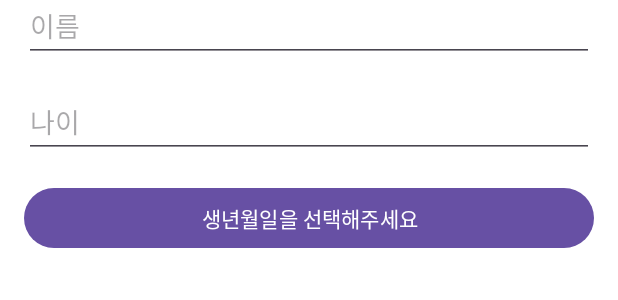
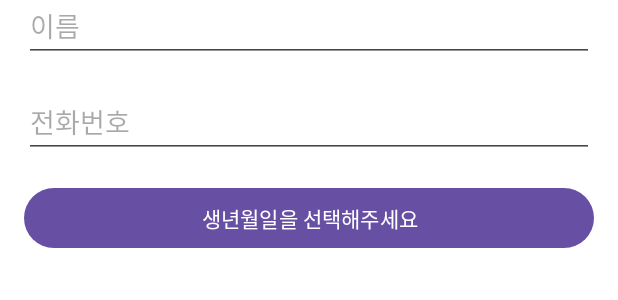
Before and after one commit to yooonzi040/CodingBear, an Android app: the layout activity_register.xml on its own in the app's theme, with its tools: preview values and no code run, on a phone screen of 412 x 824 dp. Shown: the part 534-834 px from the top of the screen. Run offline under Robolectric (Android 15) with nearby library versions, the phone set to English and light mode, and no system bars.

Commit message:
회원가입 기입 정보 수정

```diff
--- a/app/src/main/AndroidManifest.xml
+++ b/app/src/main/AndroidManifest.xml
@@ -3,9 +3,9 @@
     xmlns:tools="http://schemas.android.com/tools">
 
     <!-- 인터넷 권한 선언 -->
-
     <uses-permission android:name="android.permission.INTERNET"/>
     <uses-permission android:name="android.permission.ACCESS_NETWORK_STATE"/>
+
     <uses-permission android:name="android.permission.RECORD_AUDIO" />
 
     <application
@@ -47,5 +47,4 @@
             </intent-filter>
         </activity>
     </application>
-
 </manifest>
--- a/app/src/main/res/layout/activity_register.xml
+++ b/app/src/main/res/layout/activity_register.xml
@@ -80,14 +80,14 @@
             android:inputType="text" />
 
         <EditText
-            android:id="@+id/input_age"
+            android:id="@+id/input_phoneno"
             android:layout_width="match_parent"
             android:layout_height="wrap_content"
             android:layout_marginLeft="16dp"
             android:layout_marginTop="16dp"
             android:layout_marginRight="16dp"
             android:ems="10"
-            android:hint="나이"
+            android:hint="전화번호"
             android:inputType="text" />
 
         <Button
```
Also changed, not shown: app/src/main/java/sku/jyj/example/silvia/RegisterActivity.java (+31 -25 lines).
